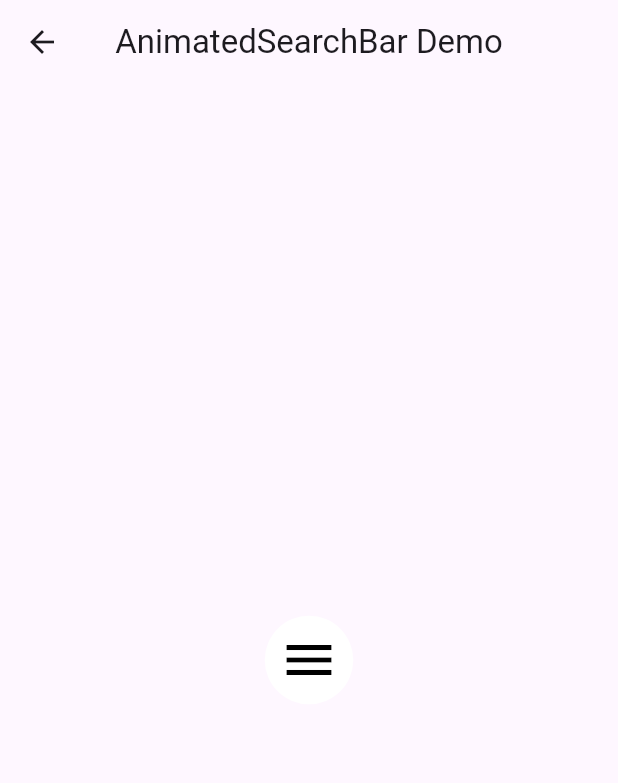
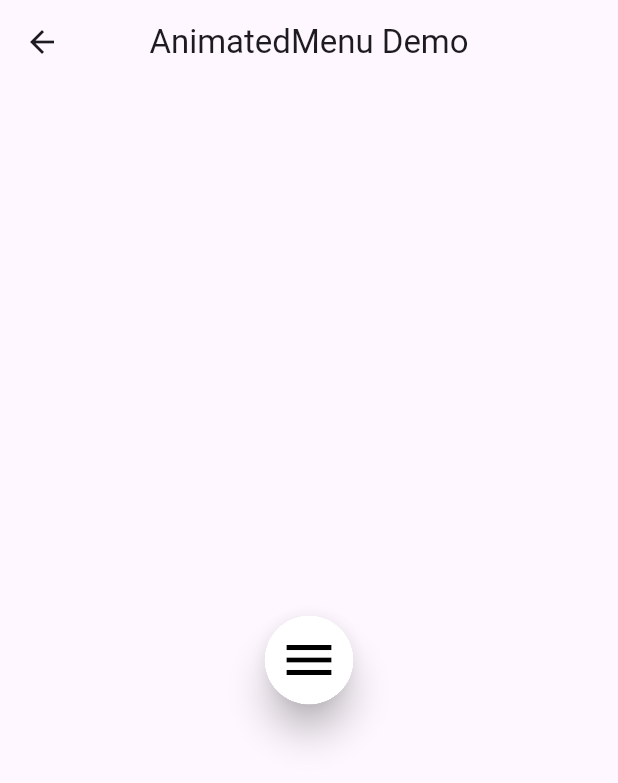
Before and after one commit to chhua531001/flutter_more_widget, a Flutter app: the AnimatedMenuPage screen opened by its route, on a phone screen of 412 x 824 dp. Shown: the top 783 px of the screen. Run offline on Flutter 3.47's test engine with Material 3 defaults, Android fonts, the phone set to English and light mode, and no system bars.

Commit message:
20240712-1更新
1.修正AnimatedMenuPage的title字樣
2.顯示圖片使用"Lorem Picsum"的隨機圖片
3.在Container上增加Material，就可以設定讓Container有深度

```diff
--- a/lib/animated_menu_page.dart
+++ b/lib/animated_menu_page.dart
@@ -29,11 +29,13 @@ class _AnimatedMenuPageState extends State<AnimatedMenuPage>
 
   @override
   void initState() {
+    // var intValue = math.Random().nextInt(100);
+    // debugPrint("intValue -> $intValue");
     super.initState();
     // TODO: implement initState
     //Initializing the _animationController with a duration
     _animationController =
-        AnimationController(vsync: this, duration: Duration(milliseconds: 400));
+        AnimationController(vsync: this, duration: const Duration(milliseconds: 400));
     //Curve animation to apply easing effect
     final curvedAnimation = CurvedAnimation(
       parent: _animationController,
@@ -79,7 +81,7 @@ class _AnimatedMenuPageState extends State<AnimatedMenuPage>
     return Scaffold(
       appBar: AppBar(
         centerTitle: true,
-        title: const Text("AnimatedSearchBar Demo"),
+        title: const Text("AnimatedMenu Demo"),
       ),
       body: Center(
         //inside this area, we have perform
@@ -106,15 +108,24 @@ class _AnimatedMenuPageState extends State<AnimatedMenuPage>
             _alignAnimation.value,
             _alignAnimation.value,
           ),
-          child: Container(
-            height: _scaleAnimation.value,
-            width: _scaleAnimation.value,
-            padding: const EdgeInsets.all(8.0),
-            decoration: BoxDecoration(
+          //在Container上增加Material，就可以設定讓Container有深度，但是要注意borderRadius
+          //需要與Container一致
+          child: Material(
+            elevation: 10,
+            borderRadius: BorderRadius.circular(_borderRadiusAnimation.value),
+            //加入clipBehavior: Clip.hardEdge後，Container就不需要有borderRadius
+            clipBehavior: Clip.hardEdge,
+            child: Container(
+              height: _scaleAnimation.value,
+              width: _scaleAnimation.value,
+              padding: const EdgeInsets.all(8.0),
               color: Colors.white,
-              borderRadius: BorderRadius.circular(_borderRadiusAnimation.value),
+              // decoration: BoxDecoration(
+              //   color: Colors.white,
+              //   borderRadius: BorderRadius.circular(_borderRadiusAnimation.value),
+              // ),
+              child: child,
             ),
-            child: child,
           ),
         );
       },
@@ -164,7 +175,7 @@ class _AnimatedMenuPageState extends State<AnimatedMenuPage>
             _animationController.value,
             _animationController.value,
           ),
-          child: InkWell(
+          child: GestureDetector(
             onTap: () {
               toggleMenu();
             },
--- a/lib/grid_view_page.dart
+++ b/lib/grid_view_page.dart
@@ -1,3 +1,4 @@
+// import 'dart:math';
 import 'package:flutter/material.dart';
 
 class GridViewPage extends StatelessWidget {
@@ -49,7 +50,9 @@ class GridViewPage extends StatelessWidget {
             child: ClipRRect(
               borderRadius: BorderRadius.circular(8),
               child: Image.network(
-                "https://via.placeholder.com/200x215",
+                // "https://via.placeholder.com/200x215",
+                // "https://picsum.photos/200/215?random=${Random().nextInt(1000)}",
+                "https://picsum.photos/200/215?random=$index",
                 fit: BoxFit.cover,
               ),
             ),
```
Also changed, not shown: lib/animated_search_bar_page.dart (+20 -11 lines), lib/custom_scroll_view_page.dart (+6 -2 lines).
